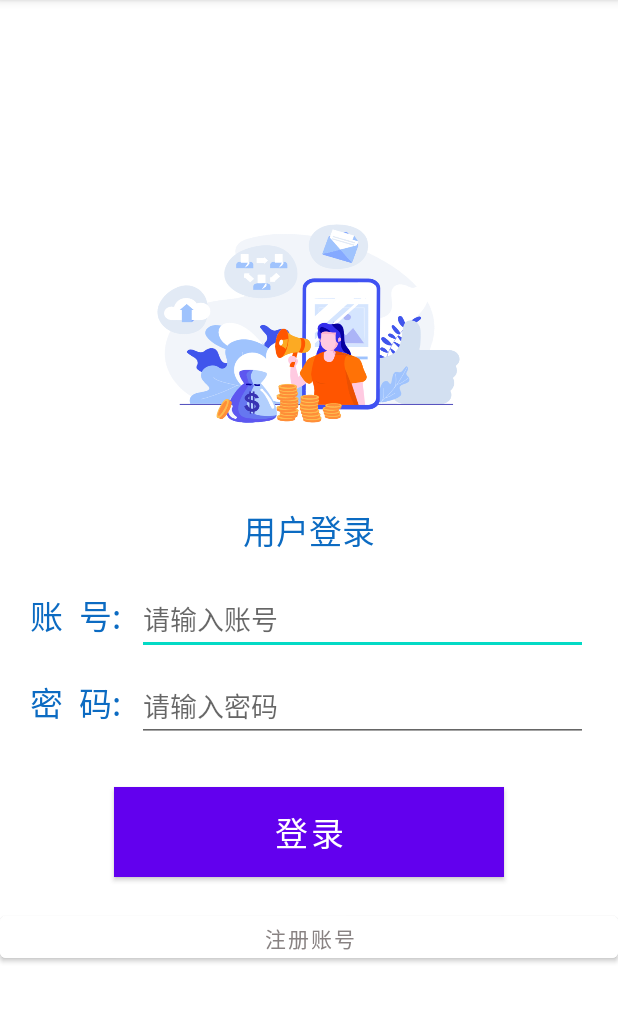
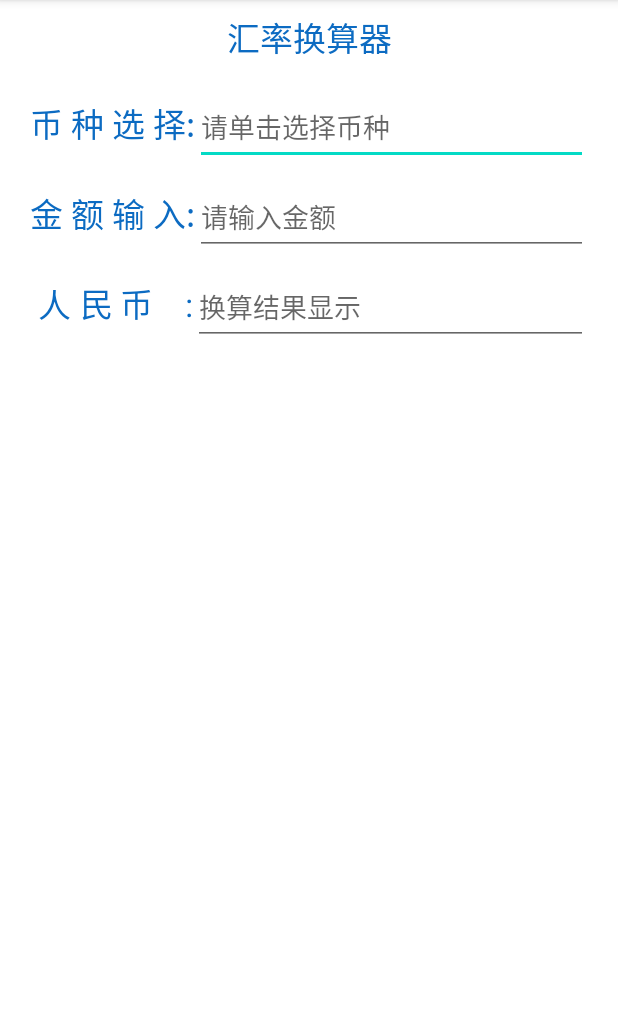
Before and after one commit to l-m-m/miao, an Android app: the screen it shows after launch (LoginActivity before the commit, ExchangeActivity after it), on a phone screen of 412 x 824 dp, the part 84-1106 px from its top. Run offline under Robolectric (Android 15) with nearby library versions, the phone set to English and light mode, and no system bars.

Commit message:
Rate related

```diff
--- a/app/build.gradle
+++ b/app/build.gradle
@@ -32,8 +32,8 @@ dependencies {
     implementation 'androidx.appcompat:appcompat:1.2.0'
     implementation 'com.google.android.material:material:1.3.0'
     implementation 'androidx.constraintlayout:constraintlayout:2.0.4'
+    implementation 'org.jsoup:jsoup:1.14.2'
     testImplementation 'junit:junit:4.+'
     androidTestImplementation 'androidx.test.ext:junit:1.1.2'
     androidTestImplementation 'androidx.test.espresso:espresso-core:3.3.0'
-
 }
--- /dev/null
+++ b/app/src/main/java/com/swufe/miao/DBRateHelper.java
@@ -0,0 +1,33 @@
+package com.swufe.miao;
+
+import android.content.Context;
+import android.database.sqlite.SQLiteDatabase;
+import android.database.sqlite.SQLiteOpenHelper;
+
+public class DBRateHelper extends SQLiteOpenHelper {
+
+    private static final int VERSION = 1;
+    private static final String DB_NAME = "miao.db";
+    public static final String TABLE_NAME = "db_rates";
+
+    public DBRateHelper(Context context, String name, SQLiteDatabase.CursorFactory factory, int version) {
+        super(context, name, factory, version);
+    }
+    public DBRateHelper(Context context) {
+        super(context,DB_NAME,null,VERSION);
+    }
+
+    @Override
+    public void onCreate(SQLiteDatabase db) {
+        db.execSQL("CREATE TABLE "+TABLE_NAME+
+                "(ID INTEGER PRIMARY KEY AUTOINCREMENT,CURNAME TEXT,CURRATE TEXT)");
+    }
+
+    @Override
+    public void onUpgrade(SQLiteDatabase arg0, int arg1, int arg2) {
+        arg0.execSQL("DROP TABLE  IF EXISTS " + TABLE_NAME);
+        arg0.execSQL("CREATE TABLE "+TABLE_NAME+
+                "(ID INTEGER PRIMARY KEY AUTOINCREMENT,CURNAME TEXT,CURRATE TEXT)");
+    }
+
+}
--- /dev/null
+++ b/app/src/main/java/com/swufe/miao/DBRateManager.java
@@ -0,0 +1,74 @@
+package com.swufe.miao;
+
+import android.content.ContentValues;
+import android.content.Context;
+import android.database.Cursor;
+import android.database.sqlite.SQLiteDatabase;
+
+import java.util.ArrayList;
+import java.util.List;
+
+public class DBRateManager {
+    private DBRateHelper dbRateHelper;
+    private String TBNAME;
+
+    public DBRateManager(Context context) {
+        dbRateHelper = new DBRateHelper(context);
+        TBNAME = DBRateHelper.TABLE_NAME;
+    }
+
+    //添加所有汇率
+    public void addAll(List<RateItem> list){
+        SQLiteDatabase dbRate = dbRateHelper.getWritableDatabase();
+        for (RateItem item : list) {
+            ContentValues values = new ContentValues();
+            values.put("curname", item.getCurName());
+            values.put("currate", item.getCurRate());
+            dbRate.insert(TBNAME, null, values);
+        }
+        dbRate.close();
+    }
+
+    //删除原有所有汇率数据
+    public void deleteAll(){
+        SQLiteDatabase dbRate = dbRateHelper.getWritableDatabase();
+        dbRate.delete(TBNAME,null,null);
+        dbRate.close();
+    }
+
+    //获取表中所保存的汇率数据
+    public List<RateItem> listAll(){
+        List<RateItem> rateList = null;
+        SQLiteDatabase dbRate = dbRateHelper.getReadableDatabase();
+        Cursor cursor = dbRate.query(TBNAME, null, null, null, null, null, null);
+        if(cursor!=null){
+            rateList = new ArrayList<RateItem>();
+            while(cursor.moveToNext()){
+                RateItem item = new RateItem();
+                item.setId(cursor.getInt(cursor.getColumnIndex("ID")));
+                item.setCurName(cursor.getString(cursor.getColumnIndex("CURNAME")));
+                item.setCurRate(cursor.getString(cursor.getColumnIndex("CURRATE")));
+
+                rateList.add(item);
+            }
+            cursor.close();
+        }
+        dbRate.close();
+        return rateList;
+    }
+
+    public RateItem findByName(String name){
+        SQLiteDatabase dbRate = dbRateHelper.getReadableDatabase();
+        Cursor cursor = dbRate.query(TBNAME, null, "CURNAME=?", new String[]{name}, null, null, null);
+        RateItem rateItem = null;
+        if(cursor!=null && cursor.moveToFirst()){
+            rateItem = new RateItem();
+            rateItem.setId(cursor.getInt(cursor.getColumnIndex("ID")));
+            rateItem.setCurName(cursor.getString(cursor.getColumnIndex("CURNAME")));
+            rateItem.setCurRate(cursor.getString(cursor.getColumnIndex("CURRATE")));
+            cursor.close();
+        }
+        dbRate.close();
+        return rateItem;
+    }
+}
--- /dev/null
+++ b/app/src/main/java/com/swufe/miao/ExchangeActivity.java
@@ -0,0 +1,94 @@
+package com.swufe.miao;
+
+import android.os.Bundle;
+import android.text.Editable;
+import android.text.TextWatcher;
+import android.util.Log;
+import android.view.Menu;
+import android.view.MenuItem;
+import android.view.View;
+import android.widget.Button;
+import android.widget.EditText;
+import android.widget.PopupMenu;
+import android.widget.Spinner;
+
+import androidx.appcompat.app.AppCompatActivity;
+
+import java.util.List;
+import java.util.regex.Matcher;
+import java.util.regex.Pattern;
+
+public class ExchangeActivity extends AppCompatActivity {
+
+    private static final String TAG = "ExchangeActivity";
+
+    PopupMenu pm;
+    String currencyStr;//币种
+    float amount;//金额
+    float rate;//汇率
+
+    protected void onCreate(Bundle savedInstanceState) {
+        super.onCreate(savedInstanceState);
+        setContentView(R.layout.exchange);
+
+        initRateMenu(findViewById(R.id.exchange_currency));
+        EditText catagory=(EditText)findViewById(R.id.exchange_currency);
+        // 单击catagory控件时后显示下拉菜单项
+        catagory.setOnClickListener(new View.OnClickListener() {
+            @Override
+            public void onClick(View v) {
+                pm.show();
+            }
+        });
+        //计算显示
+        EditText amount_edt = findViewById(R.id.exchange_amount);
+        amount_edt.addTextChangedListener(new TextWatcher(){
+            @Override
+            public void beforeTextChanged(CharSequence charSequence, int i, int i1, int i2) {
+            }
+            @Override
+            public void onTextChanged(CharSequence charSequence, int i, int i1, int i2) {
+            }
+            @Override
+            public void afterTextChanged(Editable s) {
+                EditText rmb_edt = findViewById(R.id.exchange_rmb);
+                String inp = amount_edt.getText().toString();
+                if (inp.length() > 0) {
+                    amount = Float.parseFloat(inp);
+                    rmb_edt.setText(""+1/rate*amount);
+                }
+            }
+        });
+
+    }
+
+    private void initRateMenu(EditText exchange_currency){
+        pm=new PopupMenu(ExchangeActivity.this,exchange_currency);
+        Menu menu=pm.getMenu();
+        pm.getMenuInflater().inflate(R.menu.rate_catagory,menu);
+        // 数据库查询所有分类的方法
+        DBRateManager dbRateManager = new DBRateManager(ExchangeActivity.this);
+        List<RateItem> items=dbRateManager.listAll();
+        // 将分类全部添加到数据项中
+        for(RateItem item:items){
+            Log.i("run",""+item);
+            // 1-组别、2-数据项id、3-数据项顺序、4-数据项内容
+            menu.add(0,item.getId(),0,item.getCurName());
+        }
+        // 添加单击数据项事件
+        pm.setOnMenuItemClickListener(new PopupMenu.OnMenuItemClickListener() {
+            @Override
+            public boolean onMenuItemClick(MenuItem mitem) {
+                // 选择某一个分类后将控件的值改为数据项的内容（catagory是EditText控件）
+                exchange_currency.setText(mitem.getTitle());
+                currencyStr = mitem.getTitle().toString();
+                Log.i("run","currencyStr "+currencyStr );
+                //获得汇率
+                RateItem aa=dbRateManager.findByName(currencyStr);
+                rate=Float.parseFloat(aa.getCurRate());
+                return true;
+            }
+        });
+    }
+
+}
--- /dev/null
+++ b/app/src/main/res/layout/exchange.xml
@@ -0,0 +1,107 @@
+<?xml version="1.0" encoding="utf-8"?>
+<androidx.constraintlayout.widget.ConstraintLayout xmlns:android="http://schemas.android.com/apk/res/android"
+    android:layout_width="match_parent"
+    android:layout_height="match_parent">
+
+
+    <LinearLayout
+        android:layout_width="match_parent"
+        android:layout_height="match_parent"
+        android:gravity="center_horizontal"
+        android:orientation="vertical">
+
+        <TextView
+            android:id="@+id/exchange_title"
+            android:layout_width="match_parent"
+            android:layout_height="50dp"
+            android:gravity="center"
+            android:text="汇率换算器"
+            android:textColor="#0C6BC2"
+            android:textSize="22sp" />
+
+        <LinearLayout
+            android:layout_width="match_parent"
+            android:layout_height="wrap_content"
+            android:layout_marginTop="10dp"
+            android:orientation="horizontal"
+            android:paddingHorizontal="20dp">
+
+            <TextView
+                android:id="@+id/exchange_tv_currency"
+                android:layout_width="wrap_content"
+                android:layout_height="50dp"
+                android:layout_weight="0"
+                android:text="币 种 选 择:"
+                android:textColor="#0C6BC2"
+                android:textSize="22sp" />
+
+            <EditText
+                android:id="@+id/exchange_currency"
+                android:layout_width="wrap_content"
+                android:layout_height="50dp"
+                android:layout_weight="2"
+                android:ems="10"
+                android:hint="请单击选择币种"
+                android:inputType="textPersonName" />
+
+        </LinearLayout>
+
+        <LinearLayout
+            android:layout_width="match_parent"
+            android:layout_height="wrap_content"
+            android:layout_marginTop="10dp"
+            android:orientation="horizontal"
+            android:paddingHorizontal="20dp">
+
+            <TextView
+                android:id="@+id/exchange_tv_amount"
+                android:layout_width="wrap_content"
+                android:layout_height="50dp"
+                android:layout_weight="0"
+                android:text="金 额 输 入:"
+                android:textColor="#0C6BC2"
+                android:textSize="22sp" />
+
+            <EditText
+                android:id="@+id/exchange_amount"
+                android:layout_width="wrap_content"
+                android:layout_height="50dp"
+                android:layout_weight="2"
+                android:ems="10"
+                android:hint="请输入金额"
+                android:inputType="textPersonName" />
+
+        </LinearLayout>
+        <LinearLayout
+            android:layout_width="match_parent"
+            android:layout_height="wrap_content"
+            android:layout_marginTop="10dp"
+            android:orientation="horizontal"
+            android:paddingHorizontal="20dp">
+
+            <TextView
+                android:id="@+id/exchange_tv_rmb"
+                android:layout_width="wrap_content"
+                android:layout_height="50dp"
+                android:layout_weight="0"
+                android:text=" 人 民 币    :"
+                android:textColor="#0C6BC2"
+                android:textSize="22sp" />
+
+            <EditText
+                android:id="@+id/exchange_rmb"
+                android:layout_width="wrap_content"
+                android:layout_height="50dp"
+                android:layout_weight="2"
+                android:ems="10"
+                android:hint="换算结果显示"
+                android:inputType="textPersonName" />
+
+        </LinearLayout>
+
+
+
+    </LinearLayout>
+
+
+</androidx.constraintlayout.widget.ConstraintLayout>
--- /dev/null
+++ b/app/src/main/res/menu/rate_catagory.xml
@@ -0,0 +1,4 @@
+<?xml version="1.0" encoding="utf-8"?>
+<menu xmlns:android="http://schemas.android.com/apk/res/android">
+
+</menu>
```
Also changed, not shown: app/src/main/AndroidManifest.xml (+19 -2 lines), app/src/main/java/com/swufe/miao/MainActivity.java (+24 -0 lines), app/src/main/java/com/swufe/miao/RateItem.java (added, +36 -0 lines), app/src/main/java/com/swufe/miao/RateListActivity.java (added, +121 -0 lines), app/src/main/res/layout/rate_list.xml (added, +30 -0 lines), app/src/main/res/menu/menu_main.xml (added, +10 -0 lines).
